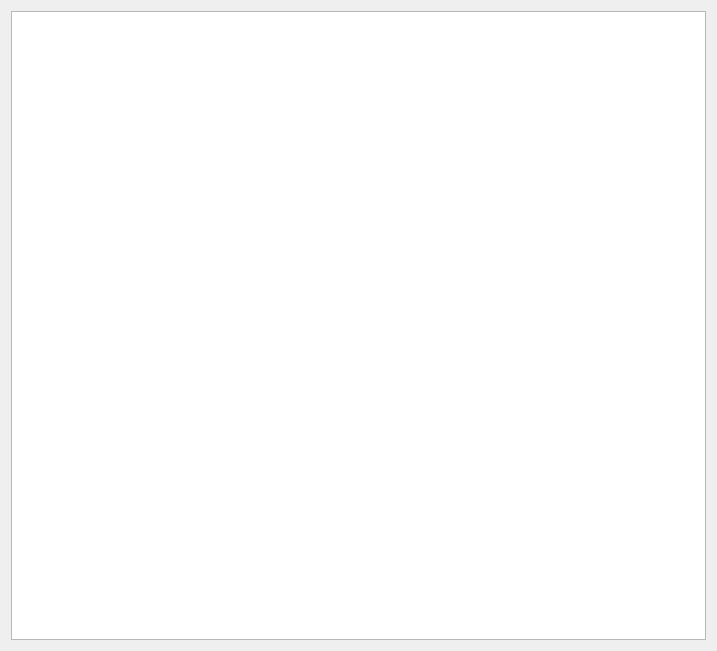
Above: jabber/gui/ui/image_list.ui from diffuse/jabber before the change. Below: the same form after it.
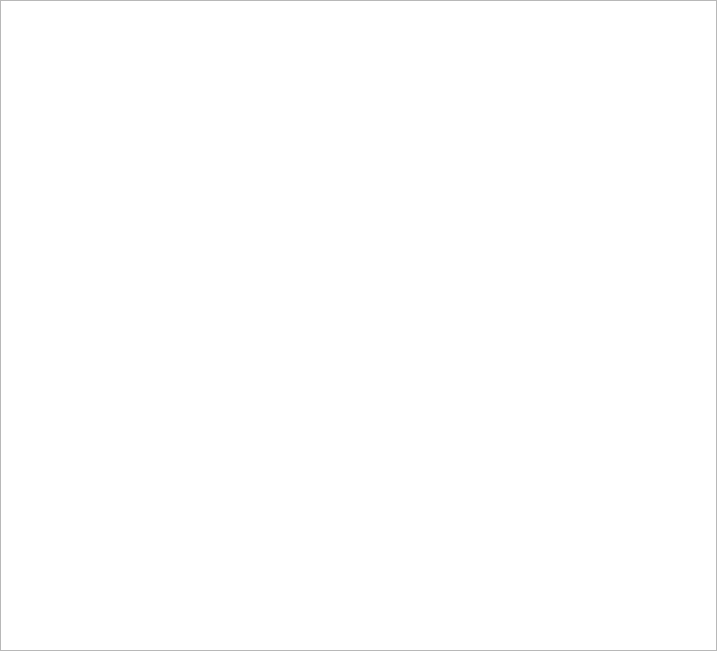
That is the form after the change.

Commit message: Add class entry text edit and further reduce margins on widgets

What changed in the file:
```diff
--- a/jabber/gui/ui/image_list.ui
+++ b/jabber/gui/ui/image_list.ui
@@ -14,6 +14,18 @@
    <string>Form</string>
   </property>
   <layout class="QVBoxLayout" name="verticalLayout">
+   <property name="leftMargin">
+    <number>0</number>
+   </property>
+   <property name="topMargin">
+    <number>0</number>
+   </property>
+   <property name="rightMargin">
+    <number>0</number>
+   </property>
+   <property name="bottomMargin">
+    <number>0</number>
+   </property>
    <item>
     <widget class="QListWidget" name="list"/>
    </item>
```
The commit also changes 4 other files.
